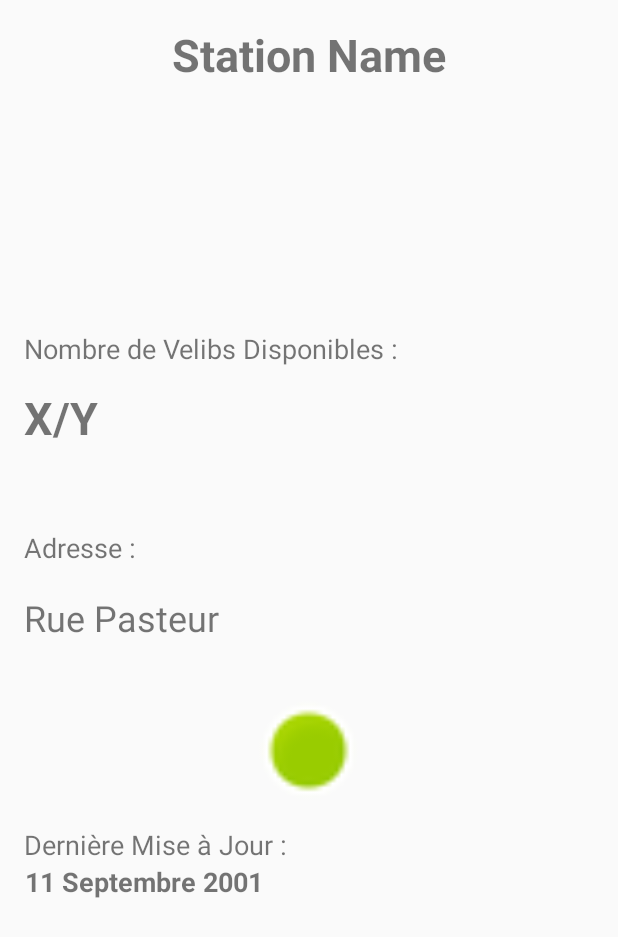
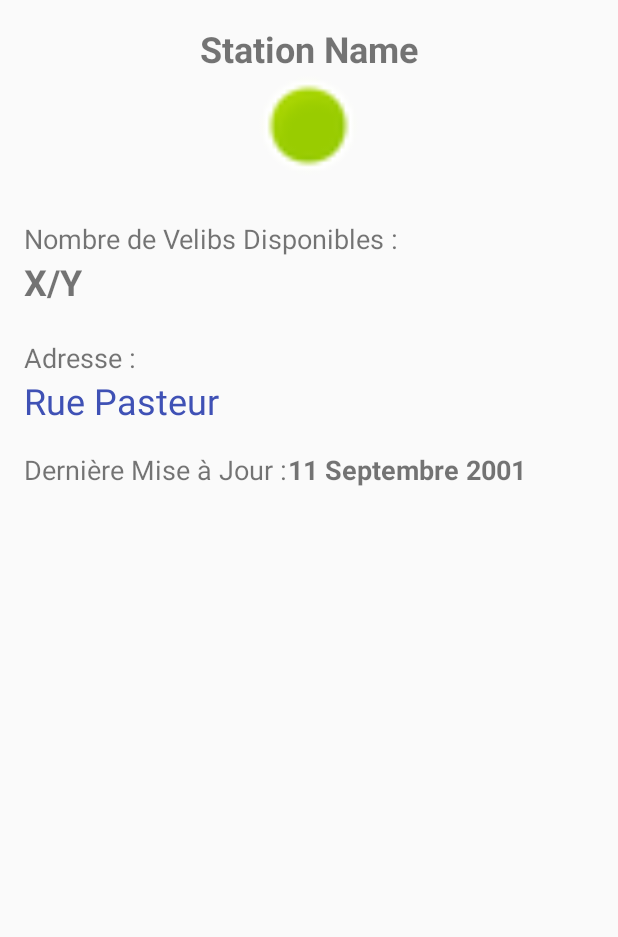
Before and after one commit to TheTrope/Veloid, an Android app: the layout fragment_station_tab.xml on its own in the app's theme, with its tools: preview values and no code run, on a phone screen of 412 x 824 dp. Shown: the top 937 px of the screen. Run offline under Robolectric (Android 15) with nearby library versions, the phone set to English and light mode, and no system bars.

Commit message:
Bonus : Add google maps api when click on bubble in details, opens google maps app when click on address

```diff
--- a/Veloid/app/build.gradle
+++ b/Veloid/app/build.gradle
@@ -34,5 +34,6 @@ dependencies {
     compile 'com.android.support:cardview-v7:25.3.1'
     compile 'com.squareup.retrofit2:retrofit:2.2.0'
     compile 'com.squareup.retrofit2:converter-gson:2.2.0'
+    compile 'com.google.android.gms:play-services-maps:10.2.1'
     testCompile 'junit:junit:4.12'
 }
--- /dev/null
+++ b/Veloid/app/src/main/res/layout-land/fragment_station_tab.xml
@@ -0,0 +1,106 @@
+<RelativeLayout xmlns:android="http://schemas.android.com/apk/res/android"
+    xmlns:app="http://schemas.android.com/apk/res-auto"
+    xmlns:tools="http://schemas.android.com/tools"
+    android:layout_width="match_parent"
+    android:layout_height="match_parent"
+    android:paddingBottom="@dimen/activity_vertical_margin"
+    android:paddingLeft="@dimen/activity_horizontal_margin"
+    android:paddingRight="@dimen/activity_horizontal_margin"
+    android:paddingTop="@dimen/activity_vertical_margin"
+    tools:context="com.mti.veloid.StationTab$PlaceholderFragment">
+
+    <TextView
+        android:id="@+id/tv_name"
+        android:layout_width="wrap_content"
+        android:layout_height="wrap_content"
+        android:layout_alignParentTop="true"
+        android:layout_centerHorizontal="true"
+        android:text="Station Name"
+        android:textAlignment="center"
+        android:textSize="24sp"
+        android:textStyle="bold" />
+
+    <ImageView
+        android:id="@+id/iv_status"
+        android:layout_width="70dp"
+        android:layout_height="70dp"
+        android:adjustViewBounds="false"
+        android:cropToPadding="false"
+        app:srcCompat="@android:drawable/presence_online"
+        android:layout_alignParentTop="true"
+        android:layout_alignParentRight="true"
+        android:layout_alignParentEnd="true" />
+
+    <TextView
+        android:id="@+id/textView4"
+        android:layout_width="wrap_content"
+        android:layout_height="wrap_content"
+        android:text="Nombre de Velibs Disponibles :"
+        android:textAlignment="viewStart"
+        android:textSize="18sp"
+        android:layout_below="@+id/tv_address"
+        android:layout_alignParentLeft="true"
+        android:layout_alignParentStart="true"
+        android:layout_marginTop="46dp" />
+
+    <TextView
+        android:id="@+id/tv_bikes"
+        android:layout_width="wrap_content"
+        android:layout_height="wrap_content"
+        android:text="X/Y"
+        android:textAlignment="viewStart"
+        android:textSize="24sp"
+        android:textStyle="bold"
+        android:layout_alignBaseline="@+id/textView4"
+        android:layout_alignBottom="@+id/textView4"
+        android:layout_toRightOf="@+id/textView4"
+        android:layout_toEndOf="@+id/textView4" />
+
+    <TextView
+        android:id="@+id/textView6"
+        android:layout_width="wrap_content"
+        android:layout_height="wrap_content"
+        android:text="Adresse :"
+        android:textAlignment="viewStart"
+        android:textSize="18sp"
+        android:layout_alignBottom="@+id/iv_status"
+        android:layout_alignParentLeft="true"
+        android:layout_alignParentStart="true" />
+
+    <TextView
+        android:id="@+id/tv_address"
+        android:layout_width="wrap_content"
+        android:layout_height="wrap_content"
+        android:text="Rue Pasteur"
+        android:textAlignment="viewStart"
+        android:textSize="24sp"
+        android:layout_below="@+id/iv_status"
+        android:layout_alignParentLeft="true"
+        android:layout_alignParentStart="true" />
+
+    <TextView
+        android:id="@+id/textView7"
+        android:layout_width="wrap_content"
+        android:layout_height="wrap_content"
+        android:text="Dernière Mise à Jour :"
+        android:textAlignment="viewStart"
+        android:textSize="18sp"
+        android:layout_below="@+id/tv_bikes"
+        android:layout_alignParentLeft="true"
+        android:layout_alignParentStart="true"
+        android:layout_marginTop="17dp" />
+
+    <TextView
+        android:id="@+id/tv_last_update"
+        android:layout_width="wrap_content"
+        android:layout_height="wrap_content"
+        android:text="11 Septembre 2001"
+        android:textAlignment="viewEnd"
+        android:textSize="18sp"
+        android:textStyle="bold"
+        android:layout_alignBaseline="@+id/textView7"
+        android:layout_alignBottom="@+id/textView7"
+        android:layout_toRightOf="@+id/textView7"
+        android:layout_toEndOf="@+id/textView7" />
+
+</RelativeLayout>
--- a/Veloid/app/src/main/res/layout/fragment_station_tab.xml
+++ b/Veloid/app/src/main/res/layout/fragment_station_tab.xml
@@ -1,3 +1,13 @@
+<ScrollView xmlns:android="http://schemas.android.com/apk/res/android"
+    android:layout_width="match_parent"
+    android:layout_height="match_parent"
+    android:fillViewport="true">
+
+    <TableLayout
+        android:layout_width="match_parent"
+        android:layout_height="match_parent"
+        android:stretchColumns="1">
+
         <RelativeLayout xmlns:android="http://schemas.android.com/apk/res/android"
             xmlns:app="http://schemas.android.com/apk/res-auto"
             xmlns:tools="http://schemas.android.com/tools"
@@ -17,7 +27,7 @@
                 android:layout_centerHorizontal="true"
                 android:text="Station Name"
                 android:textAlignment="center"
-        android:textSize="30sp"
+                android:textSize="24sp"
                 android:textStyle="bold" />
 
             <ImageView
@@ -27,19 +37,17 @@
                 android:adjustViewBounds="false"
                 android:cropToPadding="false"
                 app:srcCompat="@android:drawable/presence_online"
-        android:layout_marginTop="37dp"
-        android:layout_below="@+id/tv_address"
+                android:layout_below="@+id/tv_name"
                 android:layout_centerHorizontal="true" />
 
             <TextView
                 android:id="@+id/textView4"
                 android:layout_width="wrap_content"
                 android:layout_height="wrap_content"
+                android:layout_marginTop="28dp"
                 android:text="Nombre de Velibs Disponibles :"
-        android:textAlignment="viewStart"
                 android:textSize="18sp"
-        android:layout_marginBottom="13dp"
-        android:layout_above="@+id/tv_bikes"
+                android:layout_below="@+id/iv_status"
                 android:layout_alignParentLeft="true"
                 android:layout_alignParentStart="true" />
 
@@ -47,26 +55,25 @@
                 android:id="@+id/tv_bikes"
                 android:layout_width="wrap_content"
                 android:layout_height="wrap_content"
-        android:layout_above="@+id/textView6"
                 android:layout_alignParentLeft="true"
                 android:layout_alignParentStart="true"
-        android:layout_marginBottom="54dp"
+                android:layout_below="@+id/textView4"
                 android:text="X/Y"
                 android:textAlignment="viewStart"
-        android:textSize="30sp"
+                android:textSize="24sp"
                 android:textStyle="bold" />
 
             <TextView
                 android:id="@+id/textView6"
                 android:layout_width="wrap_content"
                 android:layout_height="wrap_content"
-        android:layout_above="@+id/tv_address"
-        android:layout_alignParentLeft="true"
-        android:layout_alignParentStart="true"
-        android:layout_marginBottom="18dp"
                 android:text="Adresse :"
                 android:textAlignment="viewStart"
-        android:textSize="18sp" />
+                android:textSize="18sp"
+                android:layout_marginTop="22dp"
+                android:layout_below="@+id/tv_bikes"
+                android:layout_alignParentLeft="true"
+                android:layout_alignParentStart="true" />
 
             <TextView
                 android:id="@+id/tv_address"
@@ -74,9 +81,14 @@
                 android:layout_height="wrap_content"
                 android:layout_alignParentLeft="true"
                 android:layout_alignParentStart="true"
-        android:layout_centerVertical="true"
+                android:layout_below="@+id/textView6"
+                android:clickable="true"
+                android:linksClickable="true"
+                android:onClick="serve"
                 android:text="Rue Pasteur"
                 android:textAlignment="viewStart"
+                android:textAllCaps="false"
+                android:textColor="@color/colorPrimary"
                 android:textSize="24sp" />
 
             <TextView
@@ -86,10 +98,10 @@
                 android:text="Dernière Mise à Jour :"
                 android:textAlignment="viewStart"
                 android:textSize="18sp"
-        android:layout_below="@+id/iv_status"
+                android:layout_marginTop="17dp"
+                android:layout_below="@+id/tv_address"
                 android:layout_alignParentLeft="true"
-        android:layout_alignParentStart="true"
-        android:layout_marginTop="15dp" />
+                android:layout_alignParentStart="true" />
 
             <TextView
                 android:id="@+id/tv_last_update"
@@ -99,8 +111,13 @@
                 android:textAlignment="viewEnd"
                 android:textSize="18sp"
                 android:textStyle="bold"
-        android:layout_below="@+id/textView7"
-        android:layout_alignParentLeft="true"
-        android:layout_alignParentStart="true" />
+                android:layout_alignBaseline="@+id/textView7"
+                android:layout_alignBottom="@+id/textView7"
+                android:layout_toRightOf="@+id/textView7"
+                android:layout_toEndOf="@+id/textView7" />
 
         </RelativeLayout>
+
+
+    </TableLayout>
+</ScrollView>
--- a/Veloid/app/src/main/res/values/colors.xml
+++ b/Veloid/app/src/main/res/values/colors.xml
@@ -1,6 +1,6 @@
 <?xml version="1.0" encoding="utf-8"?>
 <resources>
-    <color name="colorPrimary">#3F51B5</color>
+    <color name="colorPrimary">#3f51b5</color>
     <color name="colorPrimaryDark">#303F9F</color>
     <color name="colorAccent">#FF4081</color>
 </resources>
--- a/Veloid/app/src/main/res/values/strings.xml
+++ b/Veloid/app/src/main/res/values/strings.xml
@@ -3,4 +3,5 @@
     <string name="action_settings">Settings</string>
     <string name="title_activity_station_tab">StationTab</string>
     <string name="section_format">Hello World from section: %1$d</string>
+    <string name="title_activity_maps">Map</string>
 </resources>
```
Also changed, not shown: Veloid/app/src/debug/res/values/google_maps_api.xml (added, +26 -0 lines), Veloid/app/src/main/AndroidManifest.xml (+23 -1 lines), Veloid/app/src/main/java/com/mti/veloid/ListStation.java (+4 -14 lines), Veloid/app/src/main/java/com/mti/veloid/MapsActivity.java (added, +50 -0 lines), Veloid/app/src/main/java/com/mti/veloid/StationTab.java (+31 -25 lines), Veloid/app/src/main/java/com/mti/veloid/VelibStation.java (+3 -7 lines), Veloid/app/src/main/java/com/mti/veloid/WSAdapter.java (+5 -3 lines), Veloid/app/src/main/res/layout-land/activity_about.xml (added, +80 -0 lines), Veloid/app/src/main/res/layout/activity_maps.xml (added, +8 -0 lines), Veloid/app/src/main/res/layout/content_list_station.xml (+15 -17 lines), 1 other file. Lines whose indentation alone changed are shown as unchanged.
